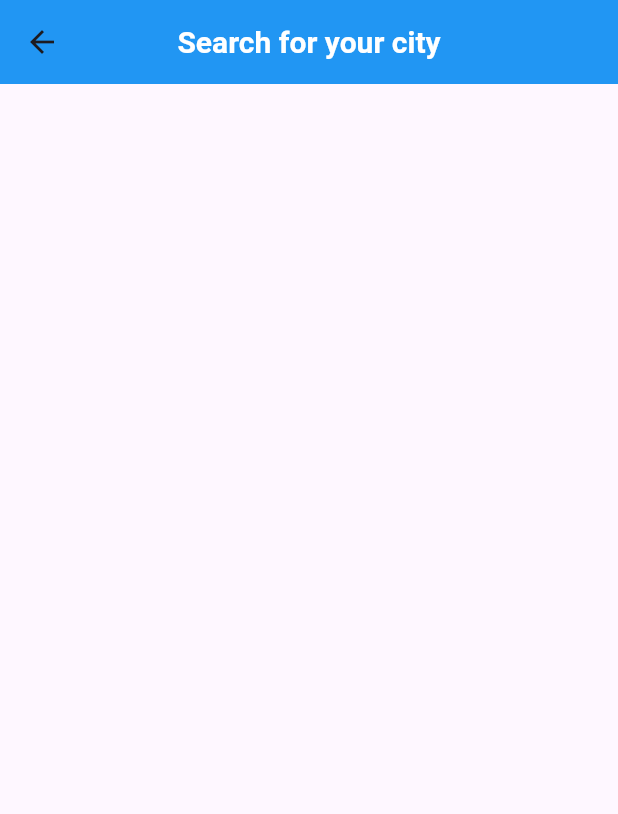
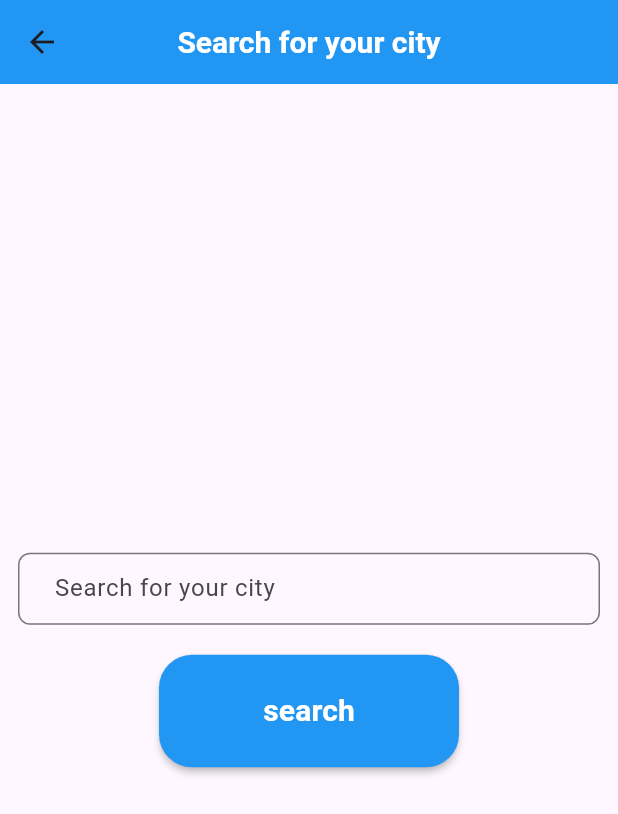
Before and after one commit to elshaarawy7/wather-app, a Flutter app: the SearchCity screen opened directly, on a phone screen of 412 x 824 dp. Shown: the top 814 px of the screen. Run offline on Flutter 3.47's test engine with Material 3 defaults, Android fonts, the phone set to English and light mode, and no system bars.

Commit message:
add  ui the serch city pages

```diff
--- a/lib/pages/search_city.dart
+++ b/lib/pages/search_city.dart
@@ -1,4 +1,5 @@
 import 'package:flutter/material.dart';
+import 'package:wather_app/widgets/text_field.dart';
 
 class SearchCity extends StatelessWidget {
   const SearchCity({super.key});
@@ -15,6 +16,40 @@ class SearchCity extends StatelessWidget {
         ), ),
         centerTitle: true,
       ),
+
+      body: Padding(
+        padding: const EdgeInsets.symmetric(horizontal: 12),
+        child:  Center(
+          child: Column(
+            mainAxisAlignment: MainAxisAlignment.center,
+            children: [
+             const Text_From_Fiel(
+                obscureText: false,
+                hintext:" Search for your city " ,
+                ),
+
+              const  SizedBox(height: 20,),
+
+                 MaterialButton(
+                  onPressed: (){},
+                  height: 75,
+                  minWidth: 200 ,
+                  color: Colors.blue,
+                  shape: RoundedRectangleBorder(
+                    borderRadius: BorderRadius.circular(22)
+                  ),
+                  child: const Text("search" , style: TextStyle(
+                    color: Colors.white ,
+                    fontSize: 20 ,
+                    fontWeight: FontWeight.bold
+                  ),),
+                 ) ,
+
+            ],
+          ),
+
+        ),
+      ),
     );
   }
 }
```
